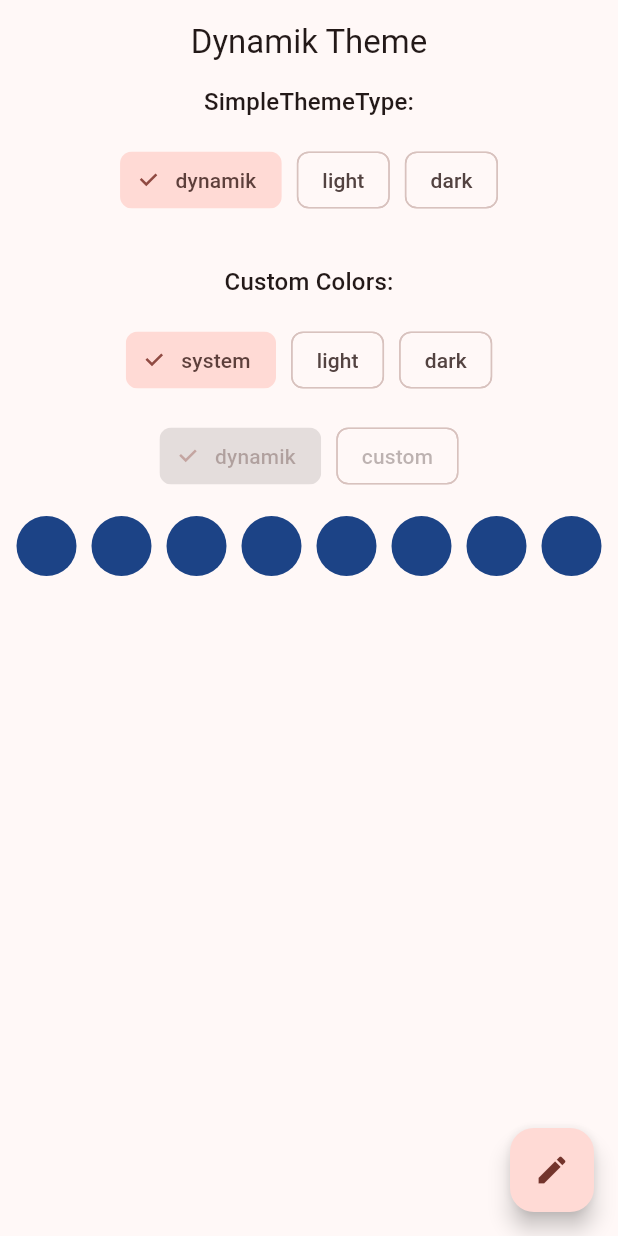
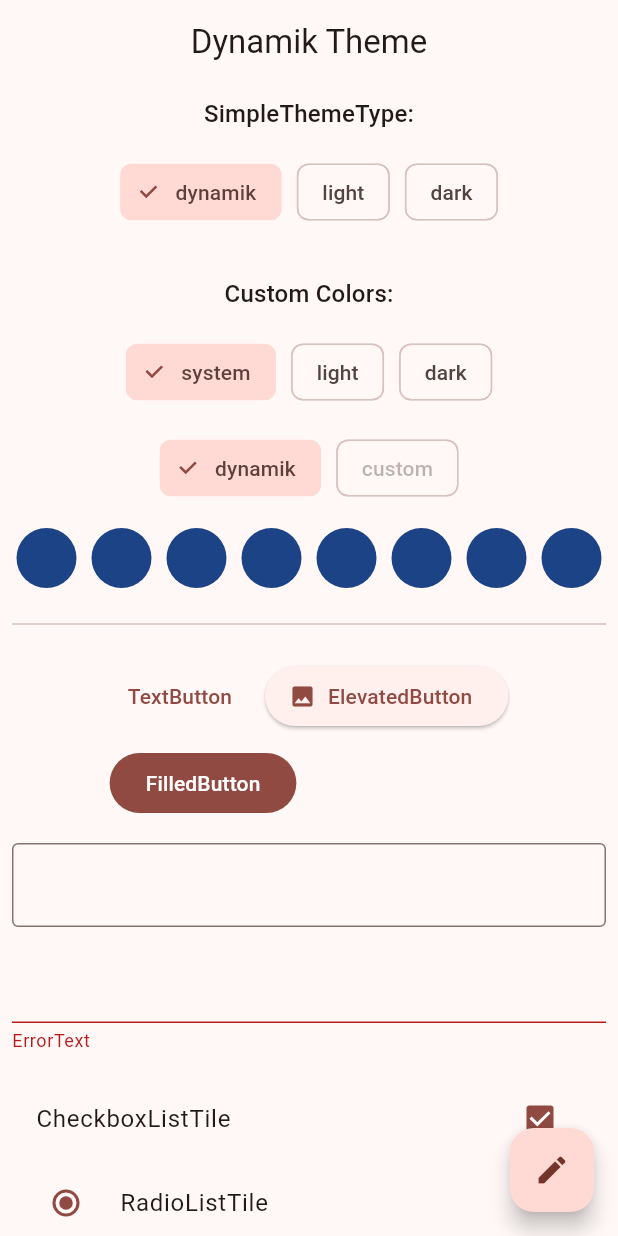
Before and after one commit to 2shrestha22/dynamik_theme, a Flutter app: the screen it shows after launch, on a phone screen of 412 x 824 dp. Run offline on Flutter 3.47's test engine with Material 2 defaults, Android fonts, the phone set to English and light mode, and no system bars; drawn by our look-alikes of dynamic_color.

Commit message:
add more widgets on example

```diff
--- a/example/lib/main.dart
+++ b/example/lib/main.dart
@@ -4,6 +4,8 @@ import 'package:dynamik_theme/dynamik_theme.dart';
 import 'package:flutter/material.dart';
 
 void main() {
+  /// Set ThemeStorage. If not set InMemoryThemeStorage will be used.
+  ThemeConfig.storage = InMemoryThemeStorage();
   runApp(const MyApp());
 }
 
@@ -26,6 +28,8 @@ class _MyAppState extends State<MyApp> {
     return DynamikTheme(
       config: ThemeConfig(
         useMaterial3: true,
+        // You can also create schemes from:
+        // https://m3.material.io/theme-builder#/custom
         lightScheme: ColorScheme.fromSeed(
           seedColor: Colors.red,
         ),
@@ -37,6 +41,9 @@ class _MyAppState extends State<MyApp> {
         builder: (themeData) {
           return themeData.copyWith(
             appBarTheme: const AppBarTheme(centerTitle: true),
+            inputDecorationTheme: const InputDecorationTheme(
+              border: OutlineInputBorder(),
+            ),
           );
         },
       ),
@@ -69,6 +76,7 @@ class Home extends StatelessWidget {
         child: const Icon(Icons.create),
       ),
       body: SingleChildScrollView(
+        padding: const EdgeInsets.all(8),
         child: Column(
           children: [
             Center(
@@ -79,6 +87,7 @@ class Home extends StatelessWidget {
             ),
             _space,
             Wrap(
+              runSpacing: 10,
               spacing: 10,
               children: SimpleThemeType.values
                   .map((e) => InputChip(
@@ -98,6 +107,7 @@ class Home extends StatelessWidget {
             ),
             _space,
             Wrap(
+              runSpacing: 10,
               spacing: 10,
               children: ThemeMode.values
                   .map(
@@ -113,13 +123,14 @@ class Home extends StatelessWidget {
             ),
             _space,
             Wrap(
+              runSpacing: 10,
               spacing: 10,
               children: ColorMode.values
                   .map(
                     (e) => InputChip(
                       label: Text(e.name),
                       selected: themeState.colorMode == e,
-                      onPressed: themeState.colorMode != ColorMode.dynamik
+                      onPressed: e == ColorMode.dynamik
                           ? () {
                               DynamikTheme.of(context).setDynamikColorMode();
                             }
@@ -131,6 +142,7 @@ class Home extends StatelessWidget {
             _space,
             Wrap(
               spacing: 10,
+              runSpacing: 10,
               key: const ValueKey('value'),
               children: _colors.map((e) {
                 return GestureDetector(
@@ -143,6 +155,46 @@ class Home extends StatelessWidget {
                 );
               }).toList(),
             ),
+            _space,
+            const Divider(),
+            _space,
+            Wrap(
+              runSpacing: 10,
+              spacing: 10,
+              children: [
+                TextButton(onPressed: () {}, child: const Text('TextButton')),
+                ElevatedButton.icon(
+                  onPressed: () {},
+                  icon: const Icon(Icons.image),
+                  label: const Text('ElevatedButton'),
+                ),
+                FilledButton(
+                  onPressed: () {},
+                  child: const Text('FilledButton'),
+                ),
+              ],
+            ),
+            _space,
+            const TextField(),
+            _space,
+            const TextField(
+              decoration: InputDecoration(
+                border: UnderlineInputBorder(),
+                errorText: 'ErrorText',
+              ),
+            ),
+            _space,
+            CheckboxListTile(
+              title: const Text('CheckboxListTile'),
+              value: true,
+              onChanged: (_) {},
+            ),
+            RadioListTile(
+              value: true,
+              groupValue: true,
+              onChanged: (_) {},
+              title: const Text('RadioListTile'),
+            ),
           ],
         ),
       ),
```
